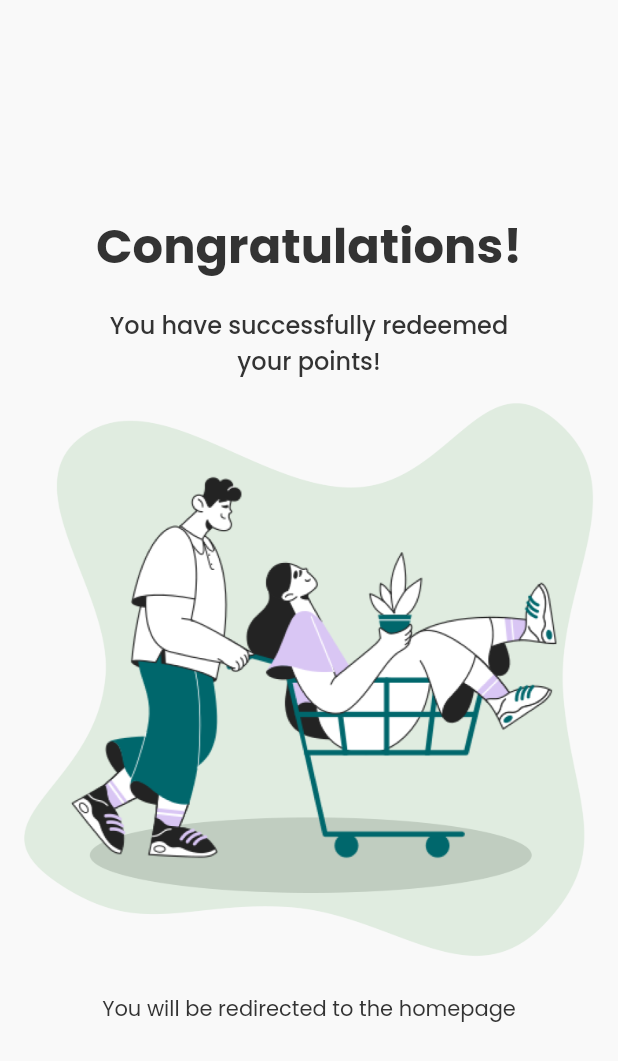
After one commit to capstone-project-alterra-9/flutter-loyalty-point, a Flutter app: the TransactionStatusView screen opened directly, on a phone screen of 412 x 824 dp. The commit adds this screen. Shown: the top 1061 px of the screen. Run offline on Flutter 3.47's test engine with Material 2 defaults, Android fonts, the light colour scheme and no system bars; our stand-ins replace dio, flutter_svg, google_fonts, heroicons, shared_preferences; accounts and stored records are empty.

Commit message:
add transaction status

```diff
--- a/lib/src/styles/styles.dart
+++ b/lib/src/styles/styles.dart
@@ -62,22 +62,6 @@ class Styles {
     ),
   );
 
-  static ButtonStyle greyButton = ElevatedButton.styleFrom(
-    backgroundColor: colorBlack50,
-    foregroundColor: colorBlack300,
-    padding: const EdgeInsets.symmetric(
-      horizontal: 24,
-      vertical: 10,
-    ),
-    textStyle: const TextStyle(
-      fontSize: 16,
-      fontWeight: FontWeight.w600,
-    ),
-    shape: RoundedRectangleBorder(
-      borderRadius: BorderRadius.circular(36),
-    ),
-  );
-
   static ButtonStyle whiteButton = ElevatedButton.styleFrom(
     backgroundColor: Colors.white,
     foregroundColor: colorBlack400,
--- /dev/null
+++ b/lib/src/utils/helper/args_transaction_status_helper.dart
@@ -0,0 +1,7 @@
+class ArgsTransactionStatusHelper {
+  const ArgsTransactionStatusHelper({
+    required this.isSuccess,
+  });
+
+  final bool isSuccess;
+}
--- /dev/null
+++ b/lib/src/view_models/transaction_status/transaction_status_view_model.dart
@@ -0,0 +1,22 @@
+import 'dart:async';
+
+import 'package:flutter/material.dart';
+import 'package:flutter_loyalty_point/src/utils/helper/args_transaction_status_helper.dart';
+import 'package:flutter_loyalty_point/src/views/home/home_view.dart';
+
+class TransactionStatusViewModel extends ChangeNotifier {
+  TransactionStatusViewModel(this.context, {required this.args}) {
+    Timer(
+      const Duration(seconds: 3),
+      () => Navigator.pushNamedAndRemoveUntil(
+        context,
+        HomeView.routeName,
+        (route) => false,
+      ),
+    );
+  }
+
+  final BuildContext context;
+
+  final ArgsTransactionStatusHelper args;
+}
--- a/lib/src/views/product_list/widgets/product_list_bottom_bar.dart
+++ b/lib/src/views/product_list/widgets/product_list_bottom_bar.dart
@@ -19,9 +19,7 @@ class ProductListBottomBar extends StatelessWidget {
             onPressed: value.nextButtonDisabled
                 ? null
                 : productListViewModel.toReedemProductDetail,
-            style: value.nextButtonDisabled
-                ? Styles.greyButton
-                : Styles.primaryButton,
+            style: Styles.primaryButton,
             child: const Text("Next"),
           ),
         ),
--- /dev/null
+++ b/lib/src/views/transaction_status/transaction_status_view.dart
@@ -0,0 +1,52 @@
+import 'package:flutter/material.dart';
+import 'package:flutter_loyalty_point/src/view_models/transaction_status/transaction_status_view_model.dart';
+import 'package:provider/provider.dart';
+
+class TransactionStatusView extends StatelessWidget {
+  const TransactionStatusView({super.key});
+  static const routeName = "transaction-status";
+
+  @override
+  @override
+  Widget build(BuildContext context) {
+    context.read<TransactionStatusViewModel>();
+
+    return Scaffold(
+      body: Center(
+        child: ListView(
+          shrinkWrap: true,
+          padding: const EdgeInsets.all(16),
+          children: [
+            const Text(
+              "Congratulations!",
+              textAlign: TextAlign.center,
+              style: TextStyle(
+                fontSize: 32,
+                fontWeight: FontWeight.bold,
+              ),
+            ),
+            const SizedBox(height: 16),
+            const Text(
+              "You have successfully redeemed\nyour points!",
+              textAlign: TextAlign.center,
+              style: TextStyle(
+                fontSize: 16,
+                fontWeight: FontWeight.w500,
+              ),
+            ),
+            const SizedBox(height: 16),
+            Image.asset(
+              "assets/images/illustration_transaction_success.png",
+              fit: BoxFit.cover,
+            ),
+            const SizedBox(height: 16),
+            const Text(
+              "You will be redirected to the homepage",
+              textAlign: TextAlign.center,
+            ),
+          ],
+        ),
+      ),
+    );
+  }
+}
```
Also changed, not shown: lib/src/routes/routes.dart (+22 -21 lines), lib/src/view_models/product_detail/product_detail_view_model.dart (+45 -9 lines), lib/src/view_models/product_list/product_list_view_model.dart (+9 -0 lines), lib/src/views/product_detail/widgets/product_detail_bottom_bar.dart (+8 -2 lines), lib/src/views/reedem_status/redeem_status_view.dart (deleted, +0 -69 lines), assets/images/illustration_transaction_success.png (renamed from assets/images/redeem_success.png).
